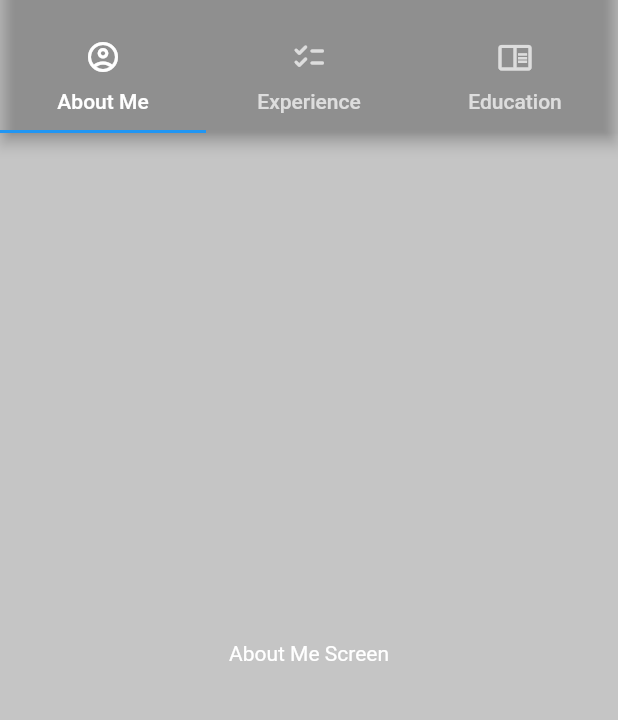
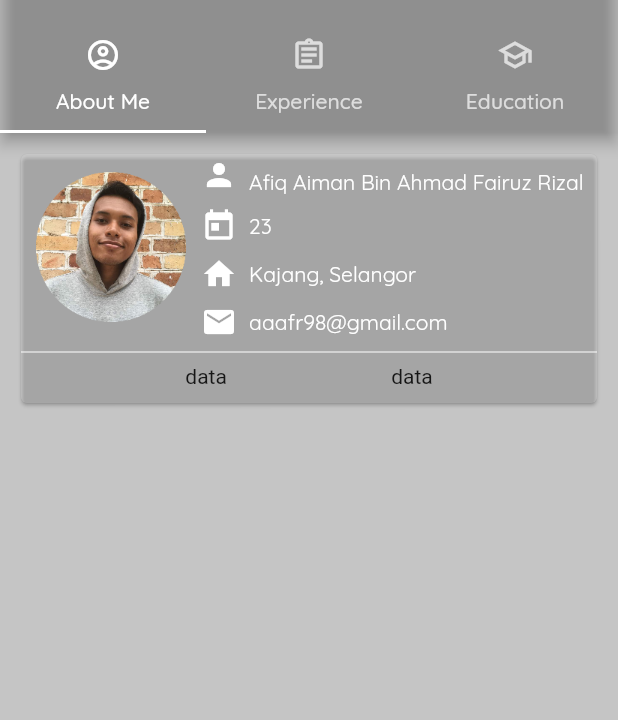
Before and after one commit to afiqaimanafr/resume-mobile-app, a Flutter app: the screen it shows after launch, on a phone screen of 412 x 824 dp, the part 62-782 px from its top. Run offline on Flutter 3.47's test engine with Material 2 defaults, Android fonts, the light colour scheme and no system bars; Roboto replaces fonts that are missing (QuickSand).

Commit message:
latest ui

```diff
--- a/lib/constants.dart
+++ b/lib/constants.dart
@@ -3,3 +3,4 @@ import 'package:flutter/material.dart';
 const kPrimaryColor = Color(0x1F000000);
 const kPrimaryLightColor = Color(0xFFFFFFFF);
 const primaryFamilyFont = 'OpenSans';
+const secondaryFamilyFont = 'QuickSand';
--- a/lib/screens/about_me_screen.dart
+++ b/lib/screens/about_me_screen.dart
@@ -4,14 +4,133 @@ import 'package:flutter/material.dart';
 class AboutMeScreen extends StatelessWidget {
   const AboutMeScreen({Key? key}) : super(key: key);
 
+  Widget buildText(Icon icons, String text) {
+    return Padding(
+      padding: const EdgeInsets.only(
+        top: 8.0,
+      ),
+      child: Row(
+        children: <Widget>[
+          icons,
+          Expanded(
+            child: Padding(
+              padding: const EdgeInsets.only(
+                left: 8.0,
+              ),
+              child: Text(
+                text,
+                maxLines: 3,
+                style: const TextStyle(
+                  color: kPrimaryLightColor,
+                  fontFamily: secondaryFamilyFont,
+                ),
+              ),
+            ),
+          ),
+        ],
+      ),
+    );
+  }
+
   @override
   Widget build(BuildContext context) {
-    return const Scaffold(
+    return Scaffold(
       backgroundColor: kPrimaryColor,
-      body: Center(
-        child: Text(
-          'About Me Screen',
-          style: TextStyle(color: kPrimaryLightColor),
+      body: SingleChildScrollView(
+        child: Column(
+          children: <Widget>[
+            Container(
+              padding: const EdgeInsets.all(10),
+              width: double.infinity,
+              child: Card(
+                color: Colors.white.withOpacity(0.2),
+                child: Column(
+                  children: <Widget>[
+                    Row(
+                      children: <Widget>[
+                        Column(
+                          mainAxisAlignment: MainAxisAlignment.center,
+                          children: <Widget>[
+                            Padding(
+                              padding: const EdgeInsets.all(10.0),
+                              child: Image.asset(
+                                'assets/images/afiq.png',
+                                height: 100,
+                              ),
+                            ),
+                          ],
+                        ),
+                        Expanded(
+                          child: Column(
+                            crossAxisAlignment: CrossAxisAlignment.start,
+                            children: <Widget>[
+                              Row(
+                                children: const <Widget>[
+                                  Icon(
+                                    Icons.person,
+                                    color: kPrimaryLightColor,
+                                  ),
+                                  Expanded(
+                                    child: Padding(
+                                      padding: EdgeInsets.only(
+                                        top: 10.0,
+                                        left: 8.0,
+                                      ),
+                                      child: Text(
+                                        'Afiq Aiman Bin Ahmad Fairuz Rizal',
+                                        maxLines: 3,
+                                        style: TextStyle(
+                                          color: kPrimaryLightColor,
+                                          fontFamily: secondaryFamilyFont,
+                                        ),
+                                      ),
+                                    ),
+                                  ),
+                                ],
+                              ),
+                              buildText(
+                                  const Icon(
+                                    Icons.today,
+                                    color: kPrimaryLightColor,
+                                  ),
+                                  '23'),
+                              buildText(
+                                  const Icon(
+                                    Icons.home,
+                                    color: kPrimaryLightColor,
+                                  ),
+                                  'Kajang, Selangor'),
+                              buildText(
+                                  const Icon(
+                                    Icons.email,
+                                    color: kPrimaryLightColor,
+                                  ),
+                                  'aaafr98@gmail.com'),
+                            ],
+                          ),
+                        ),
+                      ],
+                    ),
+                    const Divider(
+                      color: kPrimaryLightColor,
+                    ),
+                    Padding(
+                      padding: const EdgeInsets.only(
+                        bottom: 10.0,
+                      ),
+                      child: Row(
+                        mainAxisAlignment: MainAxisAlignment.spaceEvenly,
+                        children: const <Widget>[
+                          Text('data'),
+                          Text('data'),
+                        ],
+                      ),
+                    )
+                  ],
+                ),
+              ),
+            ),
+          ],
         ),
       ),
     );
--- a/lib/screens/tabs_screen.dart
+++ b/lib/screens/tabs_screen.dart
@@ -2,6 +2,7 @@ import 'package:afiq_resume/constants.dart';
 import 'package:afiq_resume/screens/about_me_screen.dart';
 import 'package:afiq_resume/screens/education_screen.dart';
 import 'package:afiq_resume/screens/experience_screen.dart';
+import 'package:flutter/gestures.dart';
 import 'package:flutter/material.dart';
 
 class TabsScreen extends StatefulWidget {
@@ -42,6 +43,10 @@ class _TabsScreenState extends State<TabsScreen>
         ),
         backgroundColor: kPrimaryColor,
         bottom: TabBar(
+          indicatorColor: Colors.white,
+          labelStyle: const TextStyle(
+            fontFamily: secondaryFamilyFont,
+          ),
           controller: controller,
           tabs: const [
             Tab(
@@ -50,11 +55,11 @@ class _TabsScreenState extends State<TabsScreen>
             ),
             Tab(
               text: 'Experience',
-              icon: Icon(Icons.checklist_rounded),
+              icon: Icon(Icons.assignment_outlined),
             ),
             Tab(
               text: 'Education',
-              icon: Icon(Icons.chrome_reader_mode_outlined),
+              icon: Icon(Icons.school_outlined),
             ),
           ],
         ),
--- a/pubspec.yaml
+++ b/pubspec.yaml
@@ -58,9 +58,8 @@ flutter:
   uses-material-design: true
 
   # To add assets to your application, add an assets section, like this:
-  # assets:
-  #   - images/a_dot_burr.jpeg
-  #   - images/a_dot_ham.jpeg
+  assets:
+    - assets/images/afiq.png
 
   # An image asset can refer to one or more resolution-specific "variants", see
   # https://flutter.dev/assets-and-images/#resolution-aware.
```
Also changed, not shown: assets/images/afiq.png (added).
